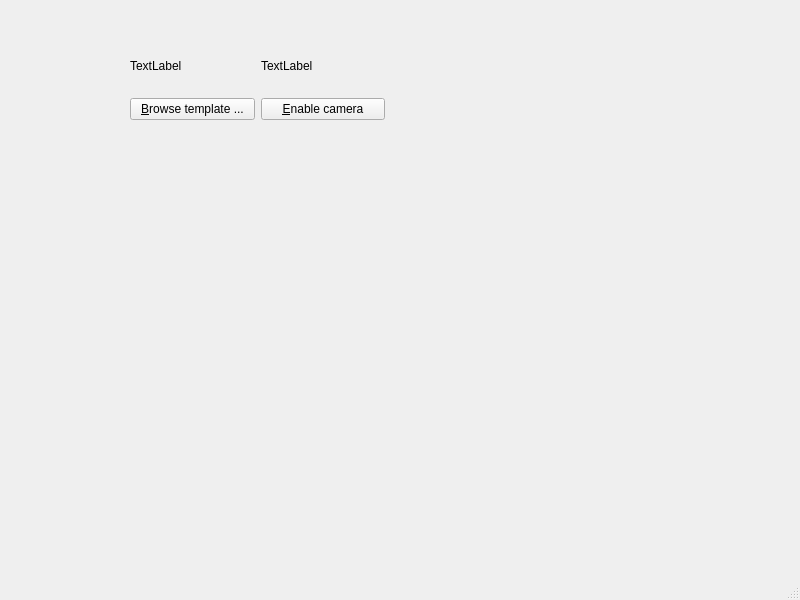
This is SIFT_app.ui in wecassidy/enph353-lab04 as Qt 5 draws it before an edit. The edited form follows.
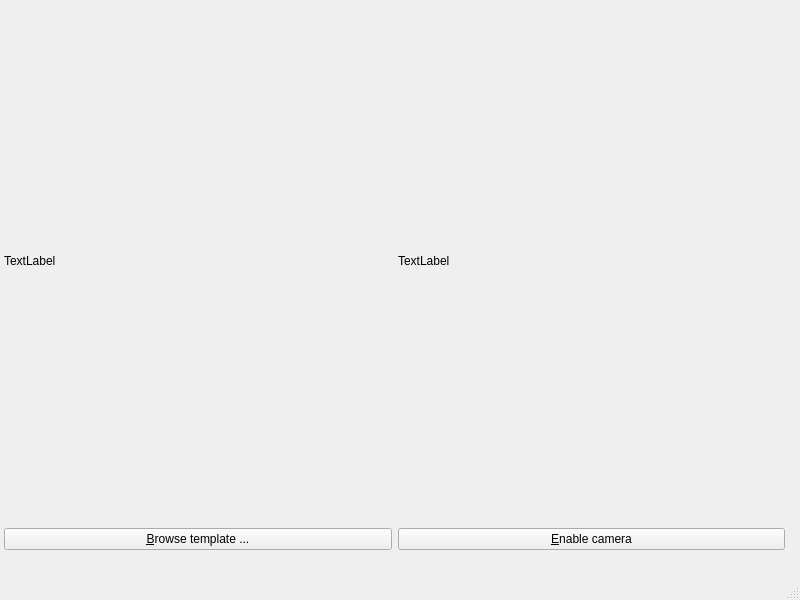
This is the edited form.

Commit message: Add VideoWrapper from wecassidy/cv2-video-wrapper; switch to Python 3

Patch:
```diff
--- a/SIFT_app.ui
+++ b/SIFT_app.ui
@@ -17,10 +17,10 @@
    <widget class="QWidget" name="gridLayoutWidget">
     <property name="geometry">
      <rect>
-      <x>130</x>
-      <y>40</y>
-      <width>255</width>
-      <height>80</height>
+      <x>4</x>
+      <y>-1</y>
+      <width>781</width>
+      <height>551</height>
      </rect>
     </property>
     <layout class="QGridLayout" name="gridLayout">
```
The commit also changes 2 other files.
